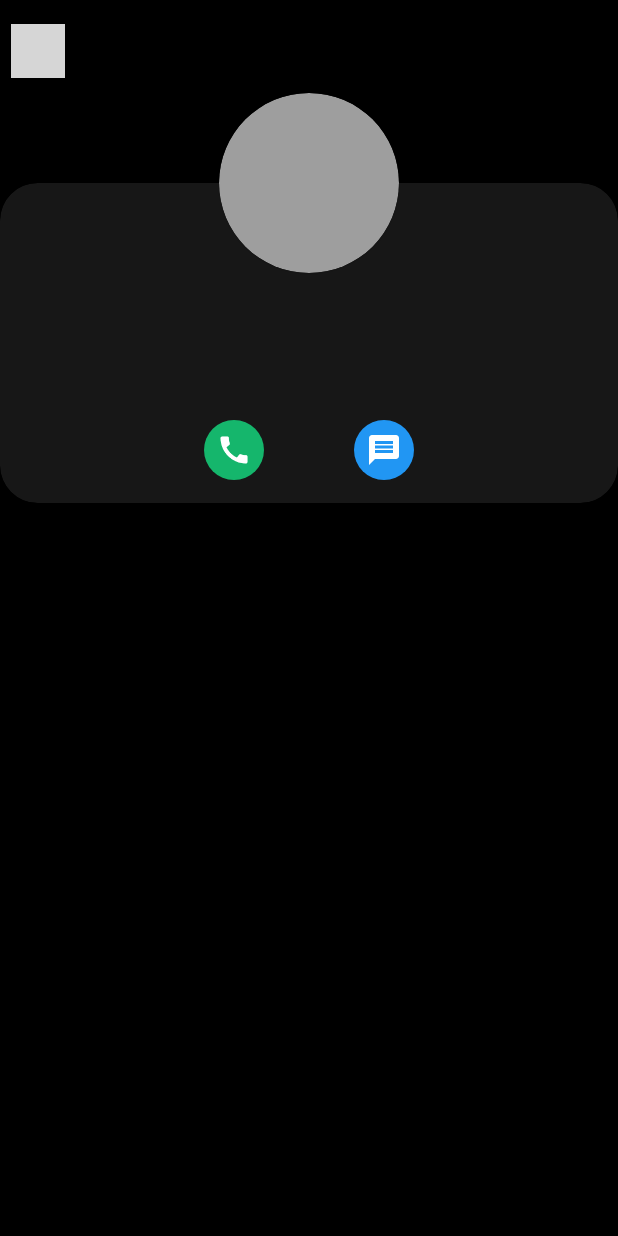
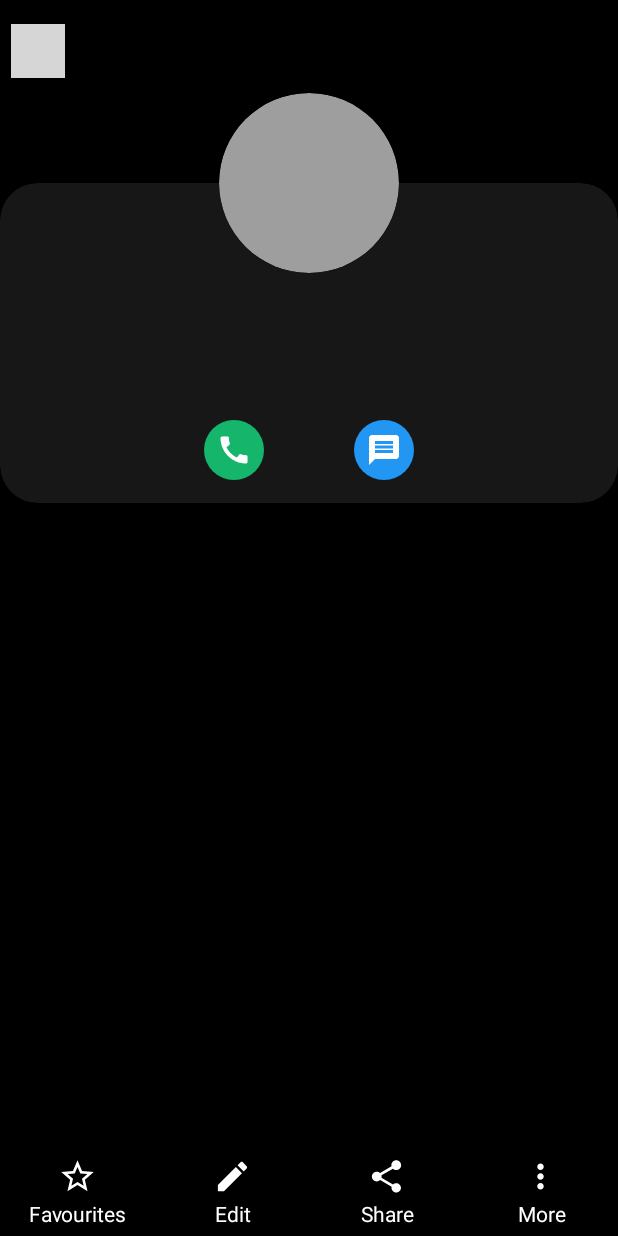
Before and after one commit to Doston2000/Phone, an Android app: the layout activity_contact_info.xml on its own in the app's theme, with its tools: preview values and no code run, on a phone screen of 412 x 824 dp. Run offline under Robolectric (Android 15) with nearby library versions, the phone set to English and light mode, and no system bars; grey boxes are pictures that could not be loaded.

Commit message:
added contact share function

```diff
--- a/app/src/main/java/uz/lazydevelopers1/phone/ui/baseActivity/MainActivity.kt
+++ b/app/src/main/java/uz/lazydevelopers1/phone/ui/baseActivity/MainActivity.kt
@@ -32,6 +32,7 @@ import uz.lazydevelopers1.phone.utils.BottomNavigationController
 import uz.lazydevelopers1.phone.utils.DeleteLogsAndContacts
 import uz.lazydevelopers1.phone.utils.RequestPermission
 import uz.lazydevelopers1.phone.utils.SelectFragment
+import uz.lazydevelopers1.phone.utils.Share
 
 class MainActivity : AppCompatActivity(), FragmentListener {
     private lateinit var mainBinding: ActivityMainBinding
@@ -208,12 +209,13 @@ class MainActivity : AppCompatActivity(), FragmentListener {
 
                 //For Contact
                 R.id.delete_contacts -> {
-                    DeleteLogsAndContacts.selectedContactsDelete(this,this)
+                    DeleteLogsAndContacts.selectedContactsDelete(this, this)
 //                    Toast.makeText(this, "Delete contact", Toast.LENGTH_SHORT).show()
                 }
 
                 R.id.share_contacts -> {
-                    Toast.makeText(this, "Share contact", Toast.LENGTH_SHORT).show()
+                    Share.selectedContactsShare(this)
+//                    Toast.makeText(this, "Share contact", Toast.LENGTH_SHORT).show()
                 }
 
                 R.id.speed_dial_numbers_contact -> {
--- a/app/src/main/java/uz/lazydevelopers1/phone/ui/contactInfo/ContactInfoActivity.kt
+++ b/app/src/main/java/uz/lazydevelopers1/phone/ui/contactInfo/ContactInfoActivity.kt
@@ -14,6 +14,7 @@ import uz.lazydevelopers1.phone.ui.logInfo.adapters.LogInfoGroupAdapter
 import uz.lazydevelopers1.phone.ui.splashPermissions.PermissionsActivity
 import uz.lazydevelopers1.phone.utils.CommunicationOptions
 import uz.lazydevelopers1.phone.utils.RequestPermission
+import uz.lazydevelopers1.phone.utils.Share
 
 class ContactInfoActivity : AppCompatActivity() {
 
@@ -50,6 +51,10 @@ class ContactInfoActivity : AppCompatActivity() {
             message.setOnClickListener {
                 message(number ?: "")
             }
+
+            contactInfoBinding.share.setOnClickListener {
+                Share.shareContact(this@ContactInfoActivity, ContactInfoViewModel.ContactInfo.contact)
+            }
         }
 
     }
--- a/app/src/main/java/uz/lazydevelopers1/phone/ui/recents/adapters/LogAdapter.kt
+++ b/app/src/main/java/uz/lazydevelopers1/phone/ui/recents/adapters/LogAdapter.kt
@@ -11,13 +11,13 @@ import uz.lazydevelopers1.phone.databinding.LogItemBinding
 import uz.lazydevelopers1.phone.moduls.LogModule
 
 class LogAdapter(
-    var userLogsList: ArrayList<LogModule>,
+    private var userLogsList: ArrayList<LogModule>,
     var recentClick: RecentClick,
     var context: Context
 ) :
     RecyclerView.Adapter<LogAdapter.LogVH>() {
 
-    inner class LogVH(var recentItemBinding: LogItemBinding) :
+    inner class LogVH(private var recentItemBinding: LogItemBinding) :
         RecyclerView.ViewHolder(recentItemBinding.root) {
         fun onBind(logModule: LogModule, position: Int) {
 
@@ -66,7 +66,7 @@ class LogAdapter(
                 recentItemBinding.line.visibility = View.VISIBLE
             }
 
-            var info = if (logModule.name?.isNotEmpty() == true) logModule.name else logModule.number
+            val info = if (logModule.name?.isNotEmpty() == true) logModule.name else logModule.number
 
             recentItemBinding.userInfo.text = (info) + if (logModule.similarLogsIds.size > 1) " (${logModule.similarLogsIds.size})" else ""
 
--- a/app/src/main/res/layout/activity_contact_info.xml
+++ b/app/src/main/res/layout/activity_contact_info.xml
@@ -81,11 +81,11 @@
                 android:id="@+id/call"
                 android:layout_width="40dp"
                 android:layout_height="40dp"
+                android:layout_marginVertical="15dp"
                 android:layout_marginRight="30dp"
                 android:background="@drawable/call_btn_bg"
                 android:orientation="horizontal"
                 app:layout_constraintBottom_toBottomOf="parent"
-                android:layout_marginVertical="15dp"
                 app:layout_constraintHorizontal_chainStyle="packed"
                 app:layout_constraintLeft_toLeftOf="parent"
                 app:layout_constraintRight_toLeftOf="@id/message"
@@ -103,11 +103,11 @@
                 android:id="@+id/message"
                 android:layout_width="40dp"
                 android:layout_height="40dp"
+                android:layout_marginVertical="15dp"
                 android:layout_marginLeft="30dp"
                 android:background="@drawable/message_btn_bg"
                 android:orientation="horizontal"
                 app:layout_constraintBottom_toBottomOf="parent"
-                android:layout_marginVertical="15dp"
                 app:layout_constraintLeft_toRightOf="@id/call"
                 app:layout_constraintRight_toRightOf="parent"
                 app:layout_constraintTop_toBottomOf="@id/contact_number">
@@ -124,4 +124,109 @@
 
     </androidx.cardview.widget.CardView>
 
+    <LinearLayout
+        android:id="@+id/bottom_bar"
+        android:layout_width="match_parent"
+        android:layout_height="60dp"
+        android:orientation="horizontal"
+        app:layout_constraintBottom_toBottomOf="parent">
+
+        <LinearLayout
+            android:id="@+id/favourites"
+            android:layout_width="match_parent"
+            android:layout_height="match_parent"
+            android:layout_weight="1"
+            android:gravity="center"
+            android:orientation="vertical">
+
+            <ImageView
+                android:layout_width="30dp"
+                android:layout_height="30dp"
+                android:padding="2dp"
+                android:src="@drawable/ic_favourite" />
+
+            <TextView
+                android:layout_width="match_parent"
+                android:layout_height="wrap_content"
+                android:gravity="center"
+                android:text="Favourites"
+                android:textColor="@color/white"
+                android:textSize="14dp" />
+
+        </LinearLayout>
+
+        <LinearLayout
+            android:id="@+id/edit"
+            android:layout_width="match_parent"
+            android:layout_height="match_parent"
+            android:layout_weight="1"
+            android:gravity="center"
+            android:orientation="vertical">
+
+            <ImageView
+                android:layout_width="30dp"
+                android:layout_height="30dp"
+                android:padding="2dp"
+                android:src="@drawable/ic_edit" />
+
+            <TextView
+                android:layout_width="match_parent"
+                android:layout_height="wrap_content"
+                android:gravity="center"
+                android:text="Edit"
+                android:textColor="@color/white"
+                android:textSize="14dp" />
+
+        </LinearLayout>
+
+        <LinearLayout
+            android:id="@+id/share"
+            android:layout_width="match_parent"
+            android:layout_height="match_parent"
+            android:layout_weight="1"
+            android:gravity="center"
+            android:orientation="vertical">
+
+            <ImageView
+                android:layout_width="30dp"
+                android:layout_height="30dp"
+                android:padding="2dp"
+                android:src="@drawable/ic_share" />
+
+            <TextView
+                android:layout_width="match_parent"
+                android:layout_height="wrap_content"
+                android:gravity="center"
+                android:text="Share"
+                android:textColor="@color/white"
+                android:textSize="14dp" />
+
+        </LinearLayout>
+
+        <LinearLayout
+            android:id="@+id/more"
+            android:layout_width="match_parent"
+            android:layout_height="match_parent"
+            android:layout_weight="1"
+            android:gravity="center"
+            android:orientation="vertical">
+
+            <ImageView
+                android:layout_width="30dp"
+                android:layout_height="30dp"
+                android:padding="2dp"
+                android:src="@drawable/ic_more" />
+
+            <TextView
+                android:layout_width="match_parent"
+                android:layout_height="wrap_content"
+                android:gravity="center"
+                android:text="More"
+                android:textColor="@color/white"
+                android:textSize="14dp" />
+
+        </LinearLayout>
+
+    </LinearLayout>
+
 </androidx.constraintlayout.widget.ConstraintLayout>
--- /dev/null
+++ b/app/src/main/res/xml/file_paths.xml
@@ -0,0 +1,6 @@
+<!--for share contacts-->
+<paths xmlns:android="http://schemas.android.com/apk/res/android">
+    <external-path
+        name="external_files"
+        path="." />
+</paths>
```
Also changed, not shown: app/src/main/AndroidManifest.xml (+13 -0 lines), app/src/main/java/uz/lazydevelopers1/phone/utils/Share.kt (added, +68 -0 lines).
